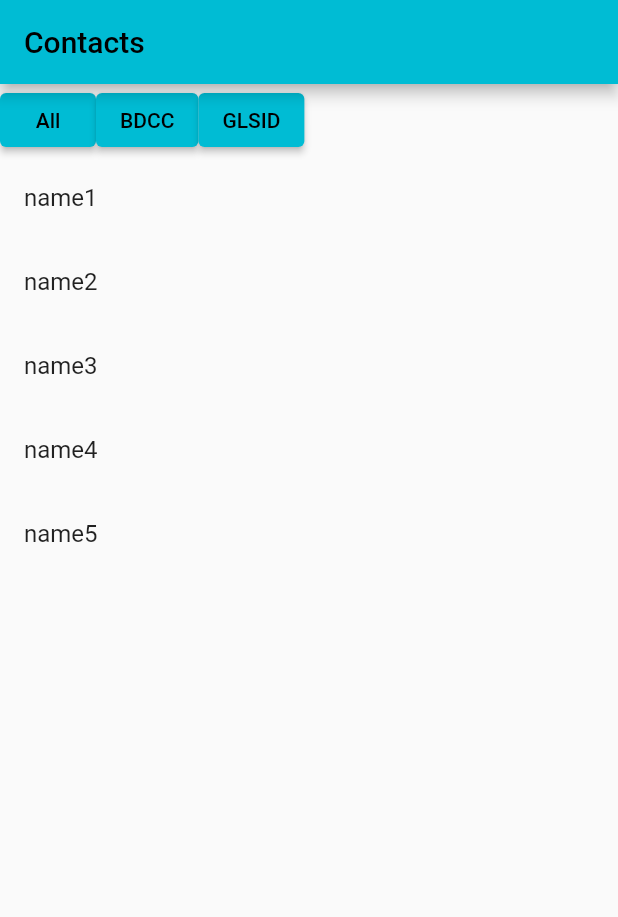
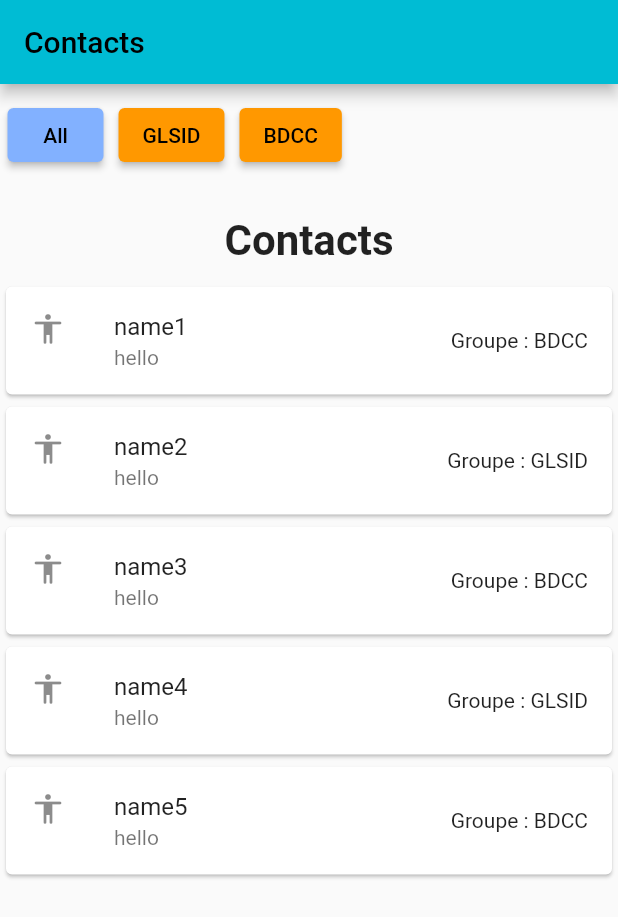
Before and after one commit to laayounimouad/TpFlutterBloc, a Flutter app: the screen it shows after launch, after a tap on "All", on a phone screen of 412 x 824 dp. Shown: the top 917 px of the screen. Run offline on Flutter 3.47's test engine with Material 2 defaults, Android fonts, the phone set to English and light mode, and no system bars; our stand-ins replace bloc, equatable, flutter_bloc; missing offline and left inert: dart:html.

Commit message:
finish contact route

```diff
--- a/lib/bloc/contact/contact_bloc.dart
+++ b/lib/bloc/contact/contact_bloc.dart
@@ -9,7 +9,7 @@ import 'package:flutterbloc/repositories/contact_repository.dart';
 class ContactBloc extends Bloc<ContactEvent, ContactState> {
   ContactRepository contactRepository;
   ContactBloc(ContactState contactState, this.contactRepository)
-      : super(contactState) {
+      : super(ContactInitialState()) {
     on((event, emit) async {
       if (event is LoadAllContactsEvent) {
         emit(ContactState(
--- a/lib/bloc/contact/contact_state.dart
+++ b/lib/bloc/contact/contact_state.dart
@@ -3,11 +3,18 @@ import 'package:flutterbloc/model/contact_model.dart';
 enum RequestState { Loaded, Loading, Error, NONE }
 
 class ContactState {
-  List<Contact> contacts;
+  List<Contact> contacts = [];
   RequestState requestState;
   String errorMessage;
   ContactState(
       {required this.contacts,
       required this.errorMessage,
       required this.requestState});
+
+  List<Object?> get props => [contacts, requestState, errorMessage];
 }
+
+class ContactInitialState extends ContactState {
+  ContactInitialState()
+      : super(contacts: [], errorMessage: "", requestState: RequestState.NONE);
+}
--- /dev/null
+++ b/lib/bloc/message/message.bloc.dart
@@ -0,0 +1,35 @@
+import 'package:flutter_bloc/flutter_bloc.dart';
+import 'package:flutterbloc/bloc/contact/contact_state.dart';
+import 'package:flutterbloc/bloc/message/message.state.dart';
+import 'package:flutterbloc/bloc/message/messages.event.dart';
+import 'package:flutterbloc/model/message_model.dart';
+import 'package:flutterbloc/repositories/message_repository.dart';
+
+class MessageBloc extends Bloc<MessageEvent, MessageState> {
+  MessageRepository messageRepository;
+
+  MessageBloc(
+      {required MessageState initialState, required this.messageRepository})
+      : super(initialState) {
+    on<ContactMessageEvent>((event, emit) async {
+      emit(MessageState(
+          messages: [],
+          requestState: RequestState.Loading,
+          currentEvent: event));
+      try {
+        List<Message> messages =
+            await messageRepository.messagesByContact(event.contact.id);
+        emit(MessageState(
+            messages: messages,
+            requestState: RequestState.Loaded,
+            currentEvent: event));
+      } catch (e) {
+        emit(MessageState(
+            messages: [],
+            requestState: RequestState.Error,
+            errorMessage: e.toString(),
+            currentEvent: event));
+      }
+    });
+  }
+}
--- /dev/null
+++ b/lib/bloc/message/message.state.dart
@@ -0,0 +1,15 @@
+import 'package:flutterbloc/bloc/contact/contact_state.dart';
+import 'package:flutterbloc/bloc/message/messages.event.dart';
+import 'package:flutterbloc/model/message_model.dart';
+
+class MessageState {
+  List<Message> messages;
+  RequestState requestState;
+  String errorMessage;
+  MessageEvent currentEvent;
+  MessageState(
+      {required this.messages,
+      this.requestState = RequestState.NONE,
+      this.errorMessage = "",
+      required this.currentEvent});
+}
--- /dev/null
+++ b/lib/bloc/message/messages.event.dart
@@ -0,0 +1,8 @@
+import 'package:flutterbloc/model/contact_model.dart';
+
+abstract class MessageEvent {}
+
+class ContactMessageEvent extends MessageEvent {
+  Contact contact;
+  ContactMessageEvent({required this.contact});
+}
--- a/lib/model/contact_model.dart
+++ b/lib/model/contact_model.dart
@@ -3,15 +3,14 @@ class Contact {
   String name;
   String group;
   String profile;
-//  String lastMessage;
-//  String lastMessageDate;
+  String lastMessage;
+  String lastMessageDate;
 
-  Contact({
-    required this.id,
-    required this.name,
-    required this.group,
-    required this.profile,
-    //    required this.lastMessage,
-    //   required this.lastMessageDate
-  });
+  Contact(
+      {required this.id,
+      required this.name,
+      required this.group,
+      required this.profile,
+      required this.lastMessage,
+      required this.lastMessageDate});
 }
--- a/lib/model/message_model.dart
+++ b/lib/model/message_model.dart
@@ -3,12 +3,12 @@ import 'package:flutterbloc/model/contact_model.dart';
 class Message {
   int id;
   String content;
-  Contact contact;
+  int idContact;
   bool sent;
 
   Message(
       {required this.id,
       required this.content,
-      required this.contact,
+      required this.idContact,
       required this.sent});
 }
--- a/lib/repositories/contact_repository.dart
+++ b/lib/repositories/contact_repository.dart
@@ -2,11 +2,41 @@ import 'package:flutterbloc/model/contact_model.dart';
 
 class ContactRepository {
   List<Contact> contacts = [
-    Contact(id: 1, name: "name1", group: "BDCC", profile: "AH"),
-    Contact(id: 2, name: "name2", group: "GLSID", profile: "AB"),
-    Contact(id: 3, name: "name3", group: "BDCC", profile: "EH"),
-    Contact(id: 4, name: "name4", group: "GLSID", profile: "RT"),
-    Contact(id: 5, name: "name5", group: "BDCC", profile: "AB"),
+    Contact(
+        id: 1,
+        name: "name1",
+        group: "BDCC",
+        profile: "AH",
+        lastMessage: "hello",
+        lastMessageDate: "21/05/2022"),
+    Contact(
+        id: 2,
+        name: "name2",
+        group: "GLSID",
+        profile: "AB",
+        lastMessage: "hello",
+        lastMessageDate: "21/05/2022"),
+    Contact(
+        id: 3,
+        name: "name3",
+        group: "BDCC",
+        profile: "EH",
+        lastMessage: "hello",
+        lastMessageDate: "25/04/2022"),
+    Contact(
+        id: 4,
+        name: "name4",
+        group: "GLSID",
+        profile: "RT",
+        lastMessage: "hello",
+        lastMessageDate: "22/05/2022"),
+    Contact(
+        id: 5,
+        name: "name5",
+        group: "BDCC",
+        profile: "AB",
+        lastMessage: "hello",
+        lastMessageDate: "20/05/2022"),
   ];
 
   Future<List<Contact>> allContacts() async {
--- /dev/null
+++ b/lib/repositories/message_repository.dart
@@ -0,0 +1,23 @@
+import 'package:flutterbloc/model/message_model.dart';
+
+class MessageRepository {
+  List<Message> messages = [
+    Message(id: 1, content: "Hello", idContact: 1, sent: true),
+    Message(id: 2, content: "Hello how have been", idContact: 1, sent: false),
+    Message(id: 7, content: "great, and you ?", idContact: 1, sent: true),
+    Message(
+        id: 3,
+        content: "good morning, did you wake up ",
+        idContact: 2,
+        sent: true),
+    Message(id: 4, content: "Yes", idContact: 2, sent: true),
+    Message(id: 5, content: "hello again", idContact: 2, sent: false),
+    Message(id: 6, content: "by", idContact: 2, sent: false),
+    Message(id: 8, content: "by", idContact: 1, sent: false),
+  ];
+
+  Future<List<Message>> messagesByContact(int idContact) async {
+    var future = await Future.delayed(const Duration(seconds: 1));
+    return messages.where((element) => element.idContact == idContact).toList();
+  }
+}
--- a/lib/ui/contacts_page.dart
+++ b/lib/ui/contacts_page.dart
@@ -3,6 +3,8 @@ import 'package:flutter_bloc/flutter_bloc.dart';
 import 'package:flutterbloc/bloc/contact/contact_bloc.dart';
 import 'package:flutterbloc/bloc/contact/contact_event.dart';
 import 'package:flutterbloc/bloc/contact/contact_state.dart';
+import 'package:flutterbloc/bloc/message/message.bloc.dart';
+import 'package:flutterbloc/bloc/message/messages.event.dart';
 
 class ContactPage extends StatelessWidget {
   const ContactPage({Key? key}) : super(key: key);
@@ -15,37 +17,99 @@ class ContactPage extends StatelessWidget {
         children: [
           Row(
             children: [
-              ElevatedButton(
+              Padding(
+                padding: const EdgeInsets.only(
+                    left: 5, right: 5, top: 10, bottom: 10),
+                child: BlocBuilder<ContactBloc, ContactState>(
+                  builder: (context, state) => ElevatedButton(
                       onPressed: () {
                         context.read<ContactBloc>().add(LoadAllContactsEvent());
                       },
-                  child: Text("All")),
-              ElevatedButton(
+                      style: ElevatedButton.styleFrom(
+                          primary: Colors.blueAccent[100]),
+                      child: const Text("All")),
+                ),
+              ),
+              Padding(
+                padding: const EdgeInsets.only(
+                    left: 5, right: 5, top: 10, bottom: 10),
+                child: BlocBuilder<ContactBloc, ContactState>(
+                  builder: (context, state) => ElevatedButton(
+                      onPressed: () {
+                        context
+                            .read<ContactBloc>()
+                            .add(LoadGLSIDContactsEvent());
+                      },
+                      style: ElevatedButton.styleFrom(primary: Colors.orange),
+                      child: const Text("GLSID")),
+                ),
+              ),
+              Padding(
+                padding: const EdgeInsets.only(
+                    left: 5, right: 5, top: 10, bottom: 10),
+                child: BlocBuilder<ContactBloc, ContactState>(
+                  builder: (context, state) => ElevatedButton(
                       onPressed: () {
                         context.read<ContactBloc>().add(LoadBDCContactsEvent());
                       },
-                  child: Text("BDCC")),
-              ElevatedButton(
-                  onPressed: () {
-                    context.read<ContactBloc>().add(LoadGLSIDContactsEvent());
-                  },
-                  child: Text("GLSID"))
+                      style: ElevatedButton.styleFrom(primary: Colors.orange),
+                      child: const Text("BDCC")),
+                ),
+              ),
             ],
+          ),
+          Padding(
+            padding: const EdgeInsets.only(top: 20, bottom: 10),
+            child: Center(
+              child: Title(
+                  color: Colors.black,
+                  child: const Text("Contacts",
+                      style: TextStyle(
+                          fontWeight: FontWeight.w700, fontSize: 28))),
+            ),
           ),
           Expanded(child:
               BlocBuilder<ContactBloc, ContactState>(builder: (context, state) {
             if (state.requestState == RequestState.Loading) {
-              return CircularProgressIndicator();
-            } else if (state.requestState == RequestState.Loaded) {
+              return const Center(
+                  child: SizedBox(
+                      child: CircularProgressIndicator(color: Colors.blue),
+                      height: 100.0,
+                      width: 100.0));
+            }
+            if (state.requestState == RequestState.Loaded) {
               return ListView.builder(
                   itemCount: state.contacts.length,
                   itemBuilder: (context, index) {
-                    return ListTile(
+                    return Card(
+                      child: ListTile(
+                        leading: Icon(Icons.accessibility_rounded),
                         title: Text(state.contacts[index].name),
+                        onTap: () {
+                          context.read<MessageBloc>().add(ContactMessageEvent(
+                              contact: state.contacts[index]));
+                          Navigator.pushNamed(context, "/messages",
+                              arguments: state.contacts[index]);
+                        },
+                        subtitle: Text(
+                            state.contacts[index].lastMessage.isNotEmpty
+                                ? state.contacts[index].lastMessage.length > 10
+                                    ? state.contacts[index].lastMessage
+                                            .substring(0, 10) +
+                                        "..."
+                                    : state.contacts[index].lastMessage
+                                : "",
+                            softWrap: true),
+                        trailing:
+                            Text("Groupe : " + state.contacts[index].group),
+                      ),
                     );
                   });
-            } else
-              return CircularProgressIndicator();
+            }
+            return Center(
+                child: Column(
+              mainAxisAlignment: MainAxisAlignment.center,
+            ));
           })),
         ],
       ),
```
Lines whose indentation alone changed are shown as unchanged.
